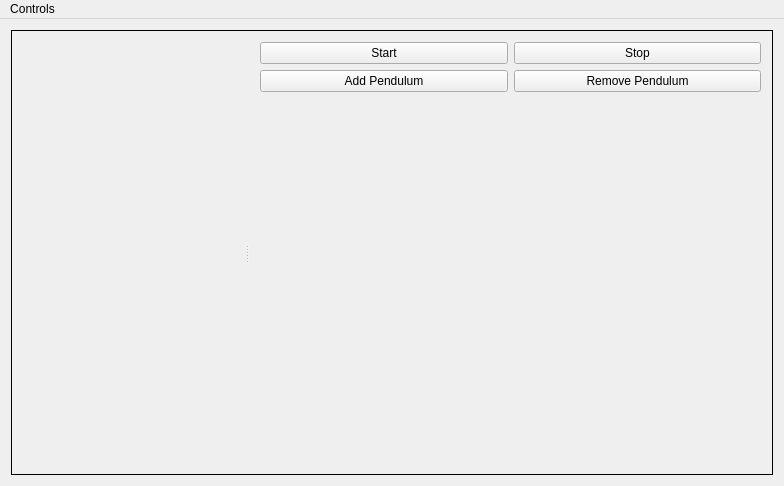
Above: mainwindow.ui from MathewMacDougall/Chaos_Pendulum before the change. Below: the same form after it.
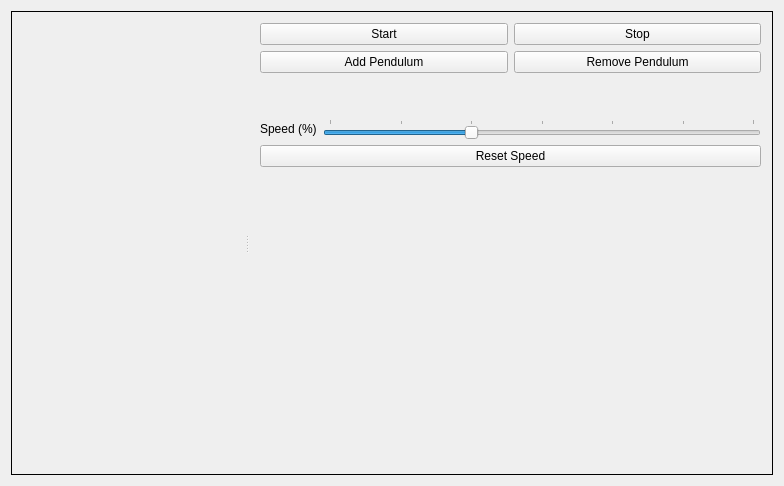
That is the form after the change. Custom widgets are drawn as their Qt base class.

Commit message: implemented all controls and changed pendulumwidget array to pointers

```diff
--- a/mainwindow.ui
+++ b/mainwindow.ui
@@ -89,6 +89,62 @@
           </item>
          </layout>
         </item>
+        <item>
+         <spacer name="verticalSpacer_2">
+          <property name="orientation">
+           <enum>Qt::Vertical</enum>
+          </property>
+          <property name="sizeType">
+           <enum>QSizePolicy::Minimum</enum>
+          </property>
+          <property name="sizeHint" stdset="0">
+           <size>
+            <width>20</width>
+            <height>40</height>
+           </size>
+          </property>
+         </spacer>
+        </item>
+        <item>
+         <layout class="QFormLayout" name="formLayout">
+          <item row="0" column="0">
+           <widget class="QLabel" name="speedLabel">
+            <property name="text">
+             <string>Speed (%)</string>
+            </property>
+           </widget>
+          </item>
+          <item row="0" column="1">
+           <widget class="QSlider" name="speedSlider">
+            <property name="maximum">
+             <number>300</number>
+            </property>
+            <property name="value">
+             <number>100</number>
+            </property>
+            <property name="orientation">
+             <enum>Qt::Horizontal</enum>
+            </property>
+            <property name="invertedAppearance">
+             <bool>false</bool>
+            </property>
+            <property name="tickPosition">
+             <enum>QSlider::TicksAbove</enum>
+            </property>
+            <property name="tickInterval">
+             <number>50</number>
+            </property>
+           </widget>
+          </item>
+         </layout>
+        </item>
+        <item>
+         <widget class="QPushButton" name="resetSpeedButton">
+          <property name="text">
+           <string>Reset Speed</string>
+          </property>
+         </widget>
+        </item>
         <item>
          <spacer name="verticalSpacer">
           <property name="orientation">
@@ -117,14 +173,6 @@
      <height>22</height>
     </rect>
    </property>
-   <widget class="QMenu" name="menuChaos_Pendulum">
-    <property name="title">
-     <string>Controls</string>
-    </property>
-    <addaction name="actionStart"/>
-    <addaction name="actionStop"/>
-   </widget>
-   <addaction name="menuChaos_Pendulum"/>
   </widget>
   <action name="actionStart">
    <property name="text">
```
Left out of the diff: 14 changed lines with no effect on the pictures. The commit also changes 5 other files.
